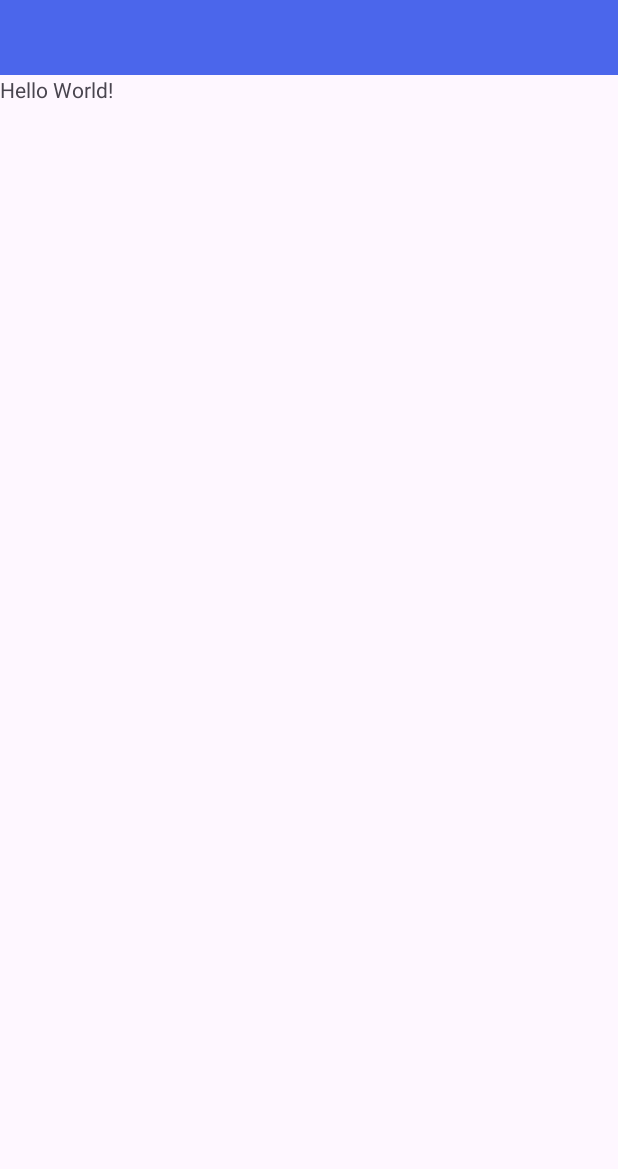
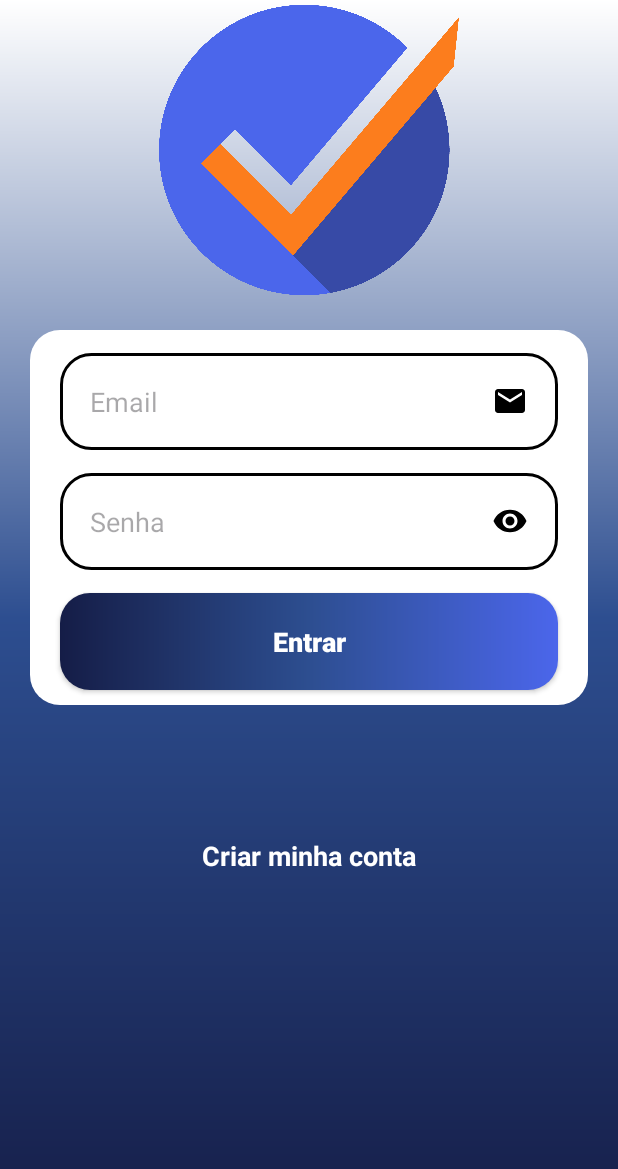
Before and after one commit to daniel-krgr/Trabalho-Integrado-2Bim, an Android app: the screen it shows after launch (MainActivity before the commit, LoginActivity after it), on a phone screen of 412 x 824 dp. Shown: the top 1169 px of the screen. Run offline under Robolectric (Android 15) with nearby library versions, the phone set to English and light mode, and no system bars; 1 statement that could not run was skipped.

Commit message:
primeiras telas
Desenvolvimento das primeiras telas (login e cadastro)

```diff
--- a/app/src/main/AndroidManifest.xml
+++ b/app/src/main/AndroidManifest.xml
@@ -13,7 +13,10 @@
         android:theme="@style/Theme.TrabalhoIntegrado2Bim"
         tools:targetApi="31">
         <activity
-            android:name=".MainActivity"
+            android:name=".CadastroActivity"
+            android:exported="false" />
+        <activity
+            android:name=".LoginActivity"
             android:exported="true">
             <intent-filter>
                 <action android:name="android.intent.action.MAIN" />
--- /dev/null
+++ b/app/src/main/java/com/example/trabalhointegrado2bim/CadastroActivity.java
@@ -0,0 +1,24 @@
+package com.example.trabalhointegrado2bim;
+
+import android.os.Bundle;
+
+import androidx.activity.EdgeToEdge;
+import androidx.appcompat.app.AppCompatActivity;
+import androidx.core.graphics.Insets;
+import androidx.core.view.ViewCompat;
+import androidx.core.view.WindowInsetsCompat;
+
+public class CadastroActivity extends AppCompatActivity {
+
+    @Override
+    protected void onCreate(Bundle savedInstanceState) {
+        super.onCreate(savedInstanceState);
+        EdgeToEdge.enable(this);
+        setContentView(R.layout.activity_cadastro);
+        ViewCompat.setOnApplyWindowInsetsListener(findViewById(R.id.main), (v, insets) -> {
+            Insets systemBars = insets.getInsets(WindowInsetsCompat.Type.systemBars());
+            v.setPadding(systemBars.left, systemBars.top, systemBars.right, systemBars.bottom);
+            return insets;
+        });
+    }
+}
--- /dev/null
+++ b/app/src/main/java/com/example/trabalhointegrado2bim/LoginActivity.java
@@ -0,0 +1,43 @@
+package com.example.trabalhointegrado2bim;
+
+import android.content.Intent;
+import android.os.Bundle;
+import android.view.View;
+import android.widget.TextView;
+
+import androidx.activity.EdgeToEdge;
+import androidx.appcompat.app.AppCompatActivity;
+import androidx.core.graphics.Insets;
+import androidx.core.view.ViewCompat;
+import androidx.core.view.WindowInsetsCompat;
+
+public class LoginActivity extends AppCompatActivity {
+
+    private TextView tvCadastro;
+
+    @Override
+    protected void onCreate(Bundle savedInstanceState) {
+        super.onCreate(savedInstanceState);
+        EdgeToEdge.enable(this);
+        setContentView(R.layout.activity_login);
+        ViewCompat.setOnApplyWindowInsetsListener(findViewById(R.id.login), (v, insets) -> {
+            Insets systemBars = insets.getInsets(WindowInsetsCompat.Type.systemBars());
+            v.setPadding(systemBars.left, systemBars.top, systemBars.right, systemBars.bottom);
+            return insets;
+        });
+
+        tvCadastro.setOnClickListener(new View.OnClickListener() {
+            @Override
+            public void onClick(View view) {
+
+                Intent intent = new Intent(LoginActivity.this, CadastroActivity.class);
+            }
+        });
+
+    }
+
+    private void IniciarComponentes() {
+        tvCadastro = findViewById(R.id.tvCadastro);
+    }
+
+}
--- /dev/null
+++ b/app/src/main/res/drawable/background.xml
@@ -0,0 +1,10 @@
+<?xml version="1.0" encoding="utf-8"?>
+<shape xmlns:android="http://schemas.android.com/apk/res/android">
+
+    <gradient
+        android:startColor="#FFFFFF"
+        android:centerColor="#2D4E90"
+        android:endColor="#151D47"
+        android:angle="270"/>
+
+</shape>
--- /dev/null
+++ b/app/src/main/res/drawable/button.xml
@@ -0,0 +1,11 @@
+<?xml version="1.0" encoding="utf-8"?>
+<shape xmlns:android="http://schemas.android.com/apk/res/android">
+
+    <corners android:radius="20dp"/>
+    <gradient
+        android:startColor="#4B66EB"
+        android:centerColor="#2D4E90"
+        android:endColor="#151D47"
+        android:angle="180"/>
+
+</shape>
--- /dev/null
+++ b/app/src/main/res/drawable/container_components.xml
@@ -0,0 +1,8 @@
+<?xml version="1.0" encoding="utf-8"?>
+<shape xmlns:android="http://schemas.android.com/apk/res/android">
+
+    <solid android:color="@color/white"/>
+    <corners android:radius="20dp"/>
+
+
+</shape>
--- /dev/null
+++ b/app/src/main/res/drawable/edit_text.xml
@@ -0,0 +1,8 @@
+<?xml version="1.0" encoding="utf-8"?>
+<shape xmlns:android="http://schemas.android.com/apk/res/android">
+
+    <solid android:color="@color/white"/>
+    <corners android:radius="20dp"/>
+    <stroke android:color="@color/black" android:width="2dp"/>
+
+</shape>
--- /dev/null
+++ b/app/src/main/res/drawable/ic_email.xml
@@ -0,0 +1,5 @@
+<vector xmlns:android="http://schemas.android.com/apk/res/android" android:height="24dp" android:tint="#000000" android:viewportHeight="24" android:viewportWidth="24" android:width="24dp">
+
+    <path android:fillColor="@android:color/white" android:pathData="M20,4L4,4c-1.1,0 -1.99,0.9 -1.99,2L2,18c0,1.1 0.9,2 2,2h16c1.1,0 2,-0.9 2,-2L22,6c0,-1.1 -0.9,-2 -2,-2zM20,8l-8,5 -8,-5L4,6l8,5 8,-5v2z"/>
+
+</vector>
--- /dev/null
+++ b/app/src/main/res/drawable/ic_eye.xml
@@ -0,0 +1,5 @@
+<vector xmlns:android="http://schemas.android.com/apk/res/android" android:height="24dp" android:tint="#000000" android:viewportHeight="24" android:viewportWidth="24" android:width="24dp">
+
+    <path android:fillColor="@android:color/white" android:pathData="M12,4.5C7,4.5 2.73,7.61 1,12c1.73,4.39 6,7.5 11,7.5s9.27,-3.11 11,-7.5c-1.73,-4.39 -6,-7.5 -11,-7.5zM12,17c-2.76,0 -5,-2.24 -5,-5s2.24,-5 5,-5 5,2.24 5,5 -2.24,5 -5,5zM12,9c-1.66,0 -3,1.34 -3,3s1.34,3 3,3 3,-1.34 3,-3 -1.34,-3 -3,-3z"/>
+
+</vector>
--- /dev/null
+++ b/app/src/main/res/layout/activity_cadastro.xml
@@ -0,0 +1,10 @@
+<?xml version="1.0" encoding="utf-8"?>
+<androidx.constraintlayout.widget.ConstraintLayout xmlns:android="http://schemas.android.com/apk/res/android"
+    xmlns:app="http://schemas.android.com/apk/res-auto"
+    xmlns:tools="http://schemas.android.com/tools"
+    android:id="@+id/main"
+    android:layout_width="match_parent"
+    android:layout_height="match_parent"
+    tools:context=".CadastroActivity">
+
+</androidx.constraintlayout.widget.ConstraintLayout>
--- /dev/null
+++ b/app/src/main/res/layout/activity_login.xml
@@ -0,0 +1,93 @@
+<?xml version="1.0" encoding="utf-8"?>
+
+<androidx.core.widget.NestedScrollView
+    android:layout_height="match_parent"
+    android:layout_width="match_parent"
+    android:fillViewport="true"
+    xmlns:android="http://schemas.android.com/apk/res/android">
+
+    <androidx.constraintlayout.widget.ConstraintLayout xmlns:android="http://schemas.android.com/apk/res/android"
+        android:id="@+id/login"
+        android:layout_width="match_parent"
+        android:layout_height="match_parent"
+        xmlns:app="http://schemas.android.com/apk/res-auto"
+        xmlns:tools="http://schemas.android.com/tools"
+        android:background="@drawable/background"
+        tools:context=".LoginActivity">
+
+
+
+        <ImageView
+            android:id="@+id/logo_trabalho"
+            android:layout_width="200dp"
+            android:layout_height="200dp"
+            android:src="@drawable/logo_trabalho_integrado"
+            app:layout_constraintStart_toStartOf="parent"
+            app:layout_constraintEnd_toEndOf="parent"
+            app:layout_constraintTop_toTopOf="parent"/>
+
+        <View
+            android:id="@+id/containerComponents"
+            style="@style/ContainerComponents"
+            app:layout_constraintStart_toStartOf="parent"
+            app:layout_constraintEnd_toEndOf="parent"
+            app:layout_constraintTop_toBottomOf="@+id/logo_trabalho" />
+
+        <EditText
+            android:id="@+id/edEmail"
+            style="@style/Edit_Text"
+            android:hint="Email"
+            android:drawableRight="@drawable/ic_email"
+            android:inputType="textEmailAddress"
+            app:layout_constraintStart_toStartOf="@+id/containerComponents"
+            app:layout_constraintEnd_toEndOf="@+id/containerComponents"
+            app:layout_constraintTop_toTopOf="@+id/containerComponents"
+            />
+
+        <EditText
+            android:id="@+id/edSenha"
+            style="@style/Edit_Text"
+            android:hint="Senha"
+            android:drawableRight="@drawable/ic_eye"
+            android:inputType="numberPassword"
+            app:layout_constraintStart_toStartOf="@+id/containerComponents"
+            app:layout_constraintEnd_toEndOf="@+id/containerComponents"
+            app:layout_constraintTop_toBottomOf="@+id/edEmail"
+            />
+
+        <androidx.appcompat.widget.AppCompatButton
+            android:id="@+id/btEntrar"
+            style="@style/Button"
+            android:text="@string/entrar"
+            app:layout_constraintStart_toStartOf="parent"
+            app:layout_constraintEnd_toEndOf="parent"
+            app:layout_constraintTop_toBottomOf="@+id/edSenha"
+            />
+
+        <ProgressBar
+            android:id="@+id/progressBar"
+            android:layout_width="wrap_content"
+            android:layout_height="wrap_content"
+            android:layout_marginTop="20dp"
+            android:visibility="invisible"
+            app:layout_constraintStart_toStartOf="parent"
+            app:layout_constraintEnd_toEndOf="parent"
+            app:layout_constraintTop_toBottomOf="@+id/containerComponents" />
+
+        <TextView
+            android:id="@+id/tvCadastro"
+            android:layout_width="wrap_content"
+            android:layout_height="wrap_content"
+            android:text="@string/text_cadastro"
+            android:textSize="18sp"
+            android:textColor="@color/white"
+            android:textStyle="bold"
+            android:layout_marginTop="20dp"
+            android:layout_marginBottom="30dp"
+            app:layout_constraintTop_toBottomOf="@+id/progressBar"
+            app:layout_constraintStart_toStartOf="parent"
+            app:layout_constraintEnd_toEndOf="parent" />
+        <!--        47:57-->
+
+    </androidx.constraintlayout.widget.ConstraintLayout>
+</androidx.core.widget.NestedScrollView>
--- a/app/src/main/res/values/colors.xml
+++ b/app/src/main/res/values/colors.xml
@@ -1,5 +1,15 @@
 <?xml version="1.0" encoding="utf-8"?>
 <resources>
+    <color name="purple_200">#FFBB86FC</color>
+    <color name="purple_500">#FF6200EE</color>
+    <color name="purple_700">#FF3700B3</color>
+    <color name="teal_200">#FF03DAC5</color>
+    <color name="teal_700">#FF018786</color>
     <color name="black">#FF000000</color>
     <color name="white">#FFFFFFFF</color>
+    <color name="orange">#FFB344</color>
+    <color name="pink">#FB528B</color>
+    <color name="pink_light">#F899b9</color>
+    <color name="azul_principal">#4B66EB</color>
+
 </resources>
--- a/app/src/main/res/values/strings.xml
+++ b/app/src/main/res/values/strings.xml
@@ -1,3 +1,5 @@
 <resources>
     <string name="app_name">Trabalho Integrado 2Bim</string>
+    <string name="entrar">Entrar</string>
+    <string name="text_cadastro">Criar minha conta</string>
 </resources>
--- /dev/null
+++ b/app/src/main/res/values/styles.xml
@@ -0,0 +1,36 @@
+<?xml version="1.0" encoding="utf-8"?>
+<resources>
+
+    <style name="ContainerComponents">
+        <item name="android:layout_width">match_parent</item>
+        <item name="android:layout_height">250dp</item>
+        <item name="android:background">@drawable/container_components</item>
+        <item name="android:layout_margin">20dp</item>
+    </style>
+
+    <style name="Edit_Text">
+        <item name="android:layout_width">match_parent</item>
+        <item name="android:layout_height">wrap_content</item>
+        <item name="android:background">@drawable/edit_text</item>
+        <item name="android:padding">20dp</item>
+        <item name="android:maxLength">25</item>
+        <item name="android:layout_marginLeft">40dp</item>
+        <item name="android:layout_marginRight">40dp</item>
+        <item name="android:layout_marginTop">15dp</item>
+    </style>
+
+    <style name="Button">
+        <item name="android:layout_width">match_parent</item>
+        <item name="android:layout_height">wrap_content</item>
+        <item name="android:layout_marginLeft">40dp</item>
+        <item name="android:layout_marginRight">40dp</item>
+        <item name="android:layout_marginTop">15dp</item>
+        <item name="android:padding">20dp</item>
+        <item name="android:textColor">@color/white</item>
+        <item name="android:textSize">18sp</item>
+        <item name="android:textStyle">bold</item>
+        <item name="textAllCaps">false</item>
+        <item name="android:background">@drawable/button</item>
+    </style>
+
+</resources>
--- a/app/src/main/res/values/themes.xml
+++ b/app/src/main/res/values/themes.xml
@@ -1,8 +1,10 @@
+
 <resources xmlns:tools="http://schemas.android.com/tools">
     <!-- Base application theme. -->
     <style name="Base.Theme.TrabalhoIntegrado2Bim" parent="Theme.Material3.DayNight.NoActionBar">
         <!-- Customize your light theme here. -->
         <!-- <item name="colorPrimary">@color/my_light_primary</item> -->
+        <item name="colorPrimaryVariant">@color/black</item>
     </style>
 
     <style name="Theme.TrabalhoIntegrado2Bim" parent="Base.Theme.TrabalhoIntegrado2Bim" />
```
Also changed, not shown: app/src/main/res/drawable/logo_trabalho_integrado.png (added).
